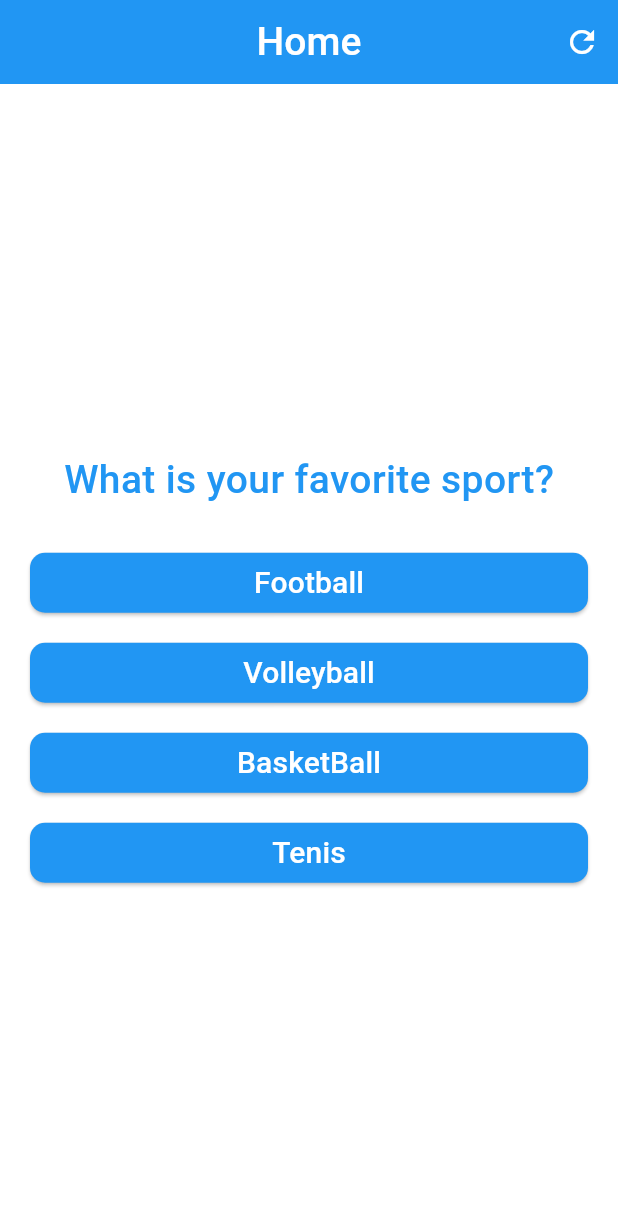
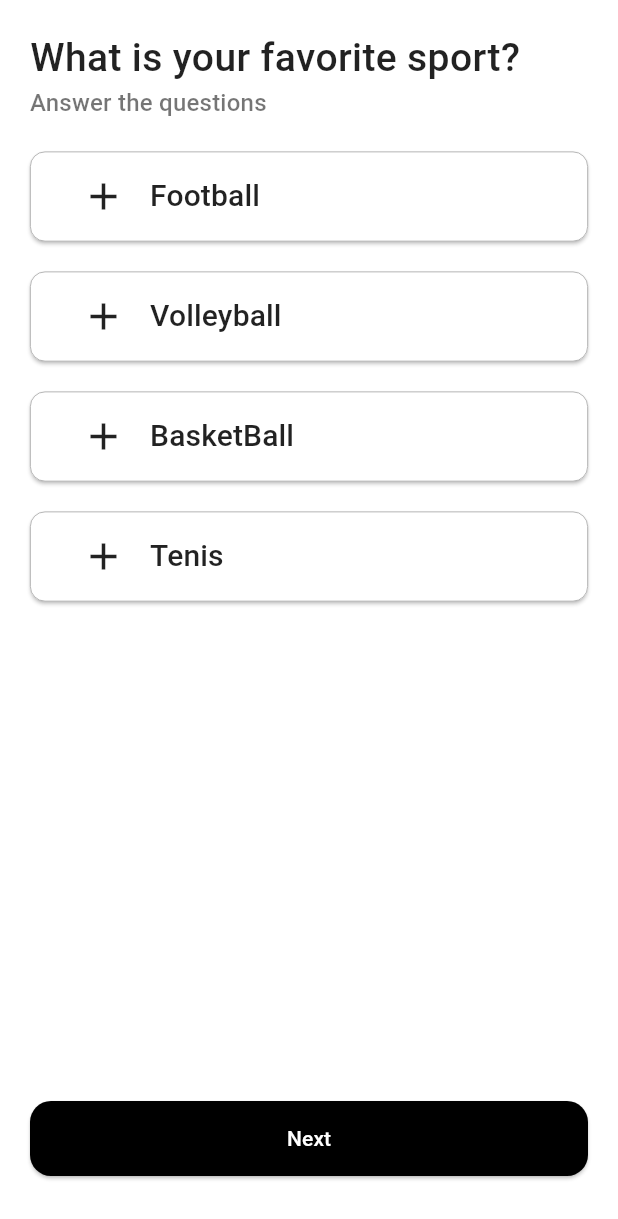
Before and after one commit to Abdouoppop/Quiz-app, a Flutter app: the screen it shows after launch, on a phone screen of 412 x 824 dp. Shown: the top 1219 px of the screen. Run offline on Flutter 3.47's test engine with Material 3 defaults, Android fonts, the phone set to English and light mode, and no system bars.

Commit message:
Refactor quiz UI: Enhance question and answer display, add navigation button, and improve score display

```diff
--- a/lib/pages/home_page.dart
+++ b/lib/pages/home_page.dart
@@ -16,77 +16,101 @@ class HomePage extends StatefulWidget {
 class _HomePageState extends State<HomePage> {
   int currentQuestionIndex = 0;
   int totalScore = 0;
+  int currentSelectedIndex = -1;
   int highScore = questions.length * 10;
   bool isFinished = false;
+  bool currentQuestionIsTrue = false;
+
   @override
   Widget build(BuildContext context) {
-    debugPrint(totalScore.toString());
-
-    debugPrint(currentQuestionIndex.toString());
-
     return Scaffold(
-      appBar: AppBar(
-        title: const Text(
-          "Home",
-          style: TextStyle(
-            fontSize: 26,
-            fontWeight: FontWeight.w500,
-            color: Colors.white,
-          ),
-        ),
-        centerTitle: true,
-        actions: [
-          IconButton(
-            onPressed: () {
-              setState(() {
-                currentQuestionIndex = 0;
-                totalScore = 0;
-                isFinished = false;
-              });
-            },
-            icon: const Icon(
-              Icons.refresh,
-              color: Colors.white,
-            ),
-          ),
-        ],
-      ),
       body: !isFinished
-          ? Column(
-              crossAxisAlignment: CrossAxisAlignment.center,
-              mainAxisAlignment: MainAxisAlignment.center,
-              children: [
-                QuestionItem(
-                  question: questions[currentQuestionIndex],
-                ),
-                Column(
-                  children: questions[currentQuestionIndex]
-                      .aveliableAnswer
-                      .map(
-                        (question) => AnswerItem(
-                          answerItemModel: question,
-                          setStateForQusestionIndex: () {
-                            setState(() {
-                              if (question.isTrue) {
-                                totalScore += 10;
-                              }
-                            });
-                            setState(() {
-                              if (currentQuestionIndex < questions.length - 1) {
-                                currentQuestionIndex++;
-                              } else {
-                                debugPrint("End of the quiz");
-                                isFinished = true;
-                              }
-                            });
-                          },
+          ? SafeArea(
+              child: Column(
+                crossAxisAlignment: CrossAxisAlignment.start,
+                mainAxisAlignment: MainAxisAlignment.center,
+                children: [
+                  const SizedBox(height: 20),
+                  QuestionItem(
+                    question: questions[currentQuestionIndex],
+                  ),
+                  Padding(
+                    padding: const EdgeInsets.only(left: 20.0, bottom: 10),
+                    child: Text(
+                      "Answer the questions",
+                      style: Theme.of(context)
+                          .textTheme
+                          .titleMedium!
+                          .copyWith(color: Colors.black54),
+                    ),
+                  ),
+                  Column(
+                    children: List.generate(
+                      questions[currentQuestionIndex].aveliableAnswer.length,
+                      (index) => AnswerItem(
+                        answerItemModel: questions[currentQuestionIndex]
+                            .aveliableAnswer[index],
+                        setStateForQusestionIndex: () {
+                          setState(
+                            () {
+                              currentSelectedIndex = index;
+                              currentQuestionIsTrue =
+                                  questions[currentQuestionIndex]
+                                      .aveliableAnswer[index]
+                                      .isTrue;
+                            },
+                          );
+                        },
+                        isSelected: currentSelectedIndex == index,
+                      ),
+                    ),
+                  ),
+                  const Spacer(),
+                  Padding(
+                    padding: const EdgeInsets.all(20.0),
+                    child: SizedBox(
+                      height: 50,
+                      width: double.infinity,
+                      child: ElevatedButton(
+                        onPressed: () {
+                          if (currentQuestionIsTrue) {
+                            totalScore += 10;
+                          }
+                          setState(() {
+                            if (currentQuestionIndex < questions.length - 1) {
+                              currentQuestionIndex++;
+                            } else {
+                              debugPrint("End of the quiz");
+                              isFinished = true;
+                              currentQuestionIsTrue = false;
+                            }
+                            currentSelectedIndex = -1;
+                          });
+                        },
+                        style: ElevatedButton.styleFrom(
+                          backgroundColor: Colors.black,
+                          shape: RoundedRectangleBorder(
+                              borderRadius: BorderRadius.circular(14)),
                         ),
-                      )
-                      .toList(),
-                )
-              ],
+                        child: const Text(
+                          "Next",
+                          style: TextStyle(color: Colors.white),
+                        ),
+                      ),
+                    ),
+                  ),
+                  const SizedBox(height: 20),
+                ],
+              ),
             )
           : TotalScorePart(
+              onPressed: () {
+                setState(() {
+                  currentQuestionIndex = 0;
+                  totalScore = 0;
+                  isFinished = false;
+                });
+              },
               highScore: highScore,
               totalScore: totalScore,
             ),
--- a/lib/widgets/answer_item.dart
+++ b/lib/widgets/answer_item.dart
@@ -2,37 +2,58 @@ import 'package:flutter/material.dart';
 import 'package:quiz_app/models/answer_item_model.dart';
 
 class AnswerItem extends StatelessWidget {
-  const AnswerItem(
-      {super.key,
-      required this.answerItemModel,
-      required this.setStateForQusestionIndex});
+  const AnswerItem({
+    super.key,
+    required this.answerItemModel,
+    required this.setStateForQusestionIndex,
+    required this.isSelected,
+  });
   final VoidCallback setStateForQusestionIndex;
   final AnswerItemModel answerItemModel;
-
+  final bool isSelected;
   @override
   Widget build(BuildContext context) {
     return Padding(
-      padding: EdgeInsets.symmetric(horizontal: 20, vertical: 10),
-      child: SizedBox(
-        height: 40,
+      padding: const EdgeInsets.symmetric(horizontal: 20, vertical: 10),
+      child: Container(
+        height: 60,
+        decoration: BoxDecoration(
+          // color: Colors.white,
+          borderRadius: BorderRadius.circular(10),
+        ),
         width: double.infinity,
         child: ElevatedButton(
           style: ElevatedButton.styleFrom(
-            backgroundColor: Colors.blue,
+            backgroundColor: isSelected ? Colors.blue : Colors.white,
             shape: RoundedRectangleBorder(
               borderRadius: BorderRadius.circular(10),
+              side: BorderSide(
+                color: isSelected ? Colors.white : Colors.grey,
+                width: 0.5,
+              ),
             ),
           ),
           onPressed: () {
             answerItemModel.onPressed();
             setStateForQusestionIndex();
           },
-          child: Text(
-            answerItemModel.answer,
-            style: TextStyle(
-              fontSize: 20,
-              fontWeight: FontWeight.w500,
-              color: Colors.white,
+          child: Padding(
+            padding: const EdgeInsets.all(10.0),
+            child: Row(
+              children: [
+                Icon(Icons.add,
+                    size: 30,
+                    color: isSelected ? Colors.white : Colors.black87),
+                const SizedBox(width: 16),
+                Text(
+                  answerItemModel.answer,
+                  style: TextStyle(
+                    fontSize: 20,
+                    fontWeight: FontWeight.w500,
+                    color: isSelected ? Colors.white : Colors.black87,
+                  ),
+                ),
+              ],
             ),
           ),
         ),
--- a/lib/widgets/question_item.dart
+++ b/lib/widgets/question_item.dart
@@ -8,11 +8,11 @@ class QuestionItem extends StatelessWidget {
   @override
   Widget build(BuildContext context) {
     return Padding(
-      padding: const EdgeInsets.all(20),
+      padding: const EdgeInsets.only(left: 20.0),
       child: Text(
         question.title,
         style: const TextStyle(
-            fontSize: 26, fontWeight: FontWeight.w500, color: Colors.blue),
+            fontSize: 26, fontWeight: FontWeight.w500, color: Colors.black87),
       ),
     );
   }
--- a/lib/widgets/total_score_part.dart
+++ b/lib/widgets/total_score_part.dart
@@ -2,10 +2,13 @@ import 'package:flutter/material.dart';
 
 class TotalScorePart extends StatelessWidget {
   const TotalScorePart(
-      {super.key, required this.totalScore, required this.highScore});
+      {super.key,
+      required this.totalScore,
+      required this.highScore,
+      required this.onPressed});
   final int totalScore;
   final int highScore;
-
+  final VoidCallback onPressed;
   @override
   Widget build(BuildContext context) {
     return Center(
@@ -26,7 +29,29 @@ class TotalScorePart extends StatelessWidget {
             "Your Score: $totalScore / $highScore",
             textAlign: TextAlign.center,
             style: const TextStyle(
-                fontSize: 26, fontWeight: FontWeight.w500, color: Colors.blue),
+                fontSize: 22,
+                fontWeight: FontWeight.w400,
+                color: Colors.black54),
+          ),
+          Padding(
+            padding: const EdgeInsets.all(10.0),
+            child: ElevatedButton(
+              onPressed: onPressed,
+              style: ElevatedButton.styleFrom(
+                backgroundColor: Colors.transparent,
+                shape: RoundedRectangleBorder(
+                  borderRadius: BorderRadius.circular(10),
+                ),
+                shadowColor: Colors.transparent,
+              ),
+              child: const Text(
+                "Restart",
+                style: TextStyle(
+                    fontSize: 20,
+                    fontWeight: FontWeight.w500,
+                    color: Colors.blue),
+              ),
+            ),
           ),
         ],
       ),
```
